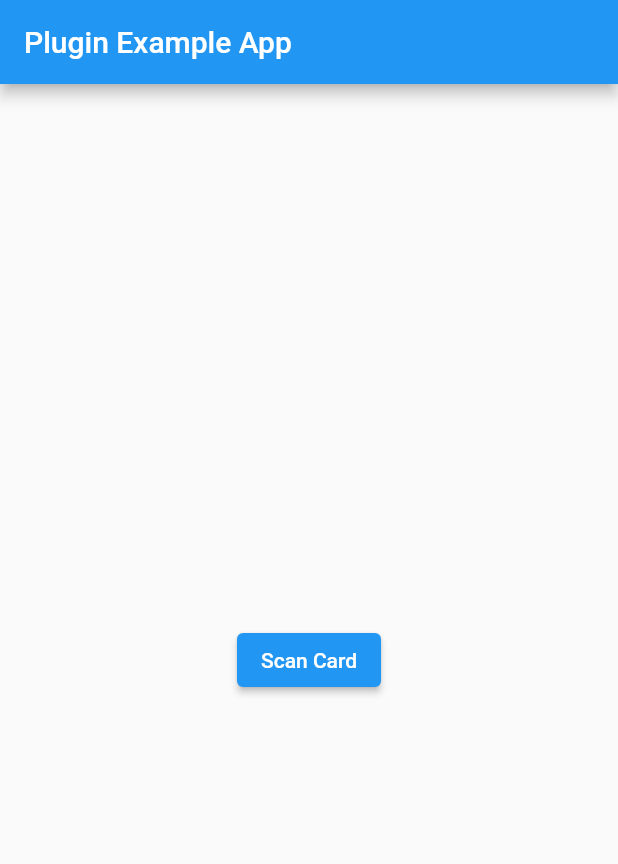
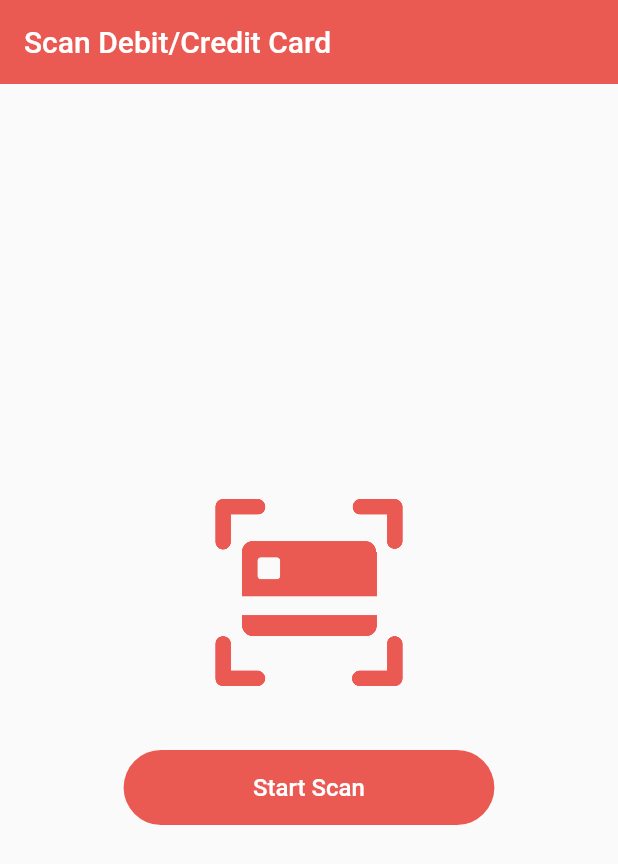
Before and after one commit to vvvirani/flutter_dyscan, a Flutter app: the screen it shows after launch, on a phone screen of 412 x 824 dp. Shown: the top 864 px of the screen. Run offline on Flutter 3.47's test engine with Material 2 defaults, Android fonts, the phone set to English and light mode, and no system bars; our stand-ins replace plugin_platform_interface.

Commit message:
modify dyscan_example code

```diff
--- /dev/null
+++ b/dyscan_example/lib/constants/app_colors.dart
@@ -0,0 +1,7 @@
+import 'package:flutter/material.dart';
+
+class AppColors {
+  const AppColors._();
+
+  static const Color primaryColor = Color(0xffeb5953);
+}
--- /dev/null
+++ b/dyscan_example/lib/constants/constants.dart
@@ -0,0 +1,8 @@
+class Constants {
+  const Constants._();
+
+  // TODO  Enter your DyScan apikey
+  static String dyScanApiKey = 'ss';
+
+  static String creditCardPaymentIcon = 'assets/credit-card-payment.png';
+}
--- a/dyscan_example/lib/main.dart
+++ b/dyscan_example/lib/main.dart
@@ -1,70 +1,32 @@
+import 'package:dyscan_example/constants/app_colors.dart';
+import 'package:dyscan_example/views/card_scan_page.dart';
 import 'package:flutter/material.dart';
-
-import 'package:flutter_dyscan/flutter_dyscan.dart';
+import 'package:flutter/services.dart';
 
 void main() {
   runApp(const MyApp());
 }
 
 class MyApp extends StatelessWidget {
-  const MyApp({super.key});
+  const MyApp({Key? key}) : super(key: key);
 
   @override
   Widget build(BuildContext context) {
-    return const MaterialApp(home: CardScanScreen());
-  }
-}
-
-class CardScanScreen extends StatefulWidget {
-  const CardScanScreen({super.key});
-
-  @override
-  State<CardScanScreen> createState() => _CardScanScreenState();
-}
-
-class _CardScanScreenState extends State<CardScanScreen> {
-  final FlutterDyScan _dyScan = FlutterDyScan.instance;
-
-  @override
-  void initState() {
-    super.initState();
-    _dyScan.init(''); // TODO Enter your DyScan apikey
-  }
-
-  void _showSnackBar(String message) {
-    SnackBar snackBar = SnackBar(content: Text(message));
-    ScaffoldMessenger.of(context).showSnackBar(snackBar);
-  }
-
-  @override
-  Widget build(BuildContext context) {
-    return Scaffold(
-      appBar: AppBar(title: const Text('Plugin Example App')),
-      body: Center(
-        child: ElevatedButton(
-          onPressed: () async {
-            try {
-              CardScanResult result = await _dyScan.startCardScan(
-                uiSettings: const DyScanUiSettings(
-                  showDynetiLogo: false,
-                  showRotateButton: true,
-                  androidUiSettings: AndroidUiSettings(
-                    showCardOverlay: true,
-                    showResultOverlay: true,
-                  ),
-                ),
-              );
-
-              _showSnackBar(result.toMap().toString());
-            } on DyScanNotInitialzedException catch (e) {
-              _showSnackBar(e.message);
-            } on CardScanResultException catch (e) {
-              _showSnackBar(e.message);
-            }
-          },
-          child: const Text('Scan Card'),
+    return MaterialApp(
+      debugShowCheckedModeBanner: false,
+      title: 'DyScan Example',
+      theme: ThemeData(
+        primaryColor: AppColors.primaryColor,
+        appBarTheme: const AppBarTheme(
+          elevation: 0,
+          backgroundColor: AppColors.primaryColor,
+          systemOverlayStyle: SystemUiOverlayStyle.light,
+        ),
+        colorScheme: ColorScheme.fromSwatch().copyWith(
+          secondary: AppColors.primaryColor,
         ),
       ),
+      home: const CardScanScreen(),
     );
   }
 }
--- /dev/null
+++ b/dyscan_example/lib/views/card_scan_page.dart
@@ -0,0 +1,111 @@
+import 'package:dyscan_example/constants/constants.dart';
+import 'package:flutter/material.dart';
+import 'package:flutter_dyscan/flutter_dyscan.dart';
+
+class CardScanScreen extends StatefulWidget {
+  const CardScanScreen({super.key});
+
+  @override
+  State<CardScanScreen> createState() => _CardScanScreenState();
+}
+
+class _CardScanScreenState extends State<CardScanScreen> {
+  final FlutterDyScan _dyScan = FlutterDyScan.instance;
+
+  CardScanResult? _scanResult;
+
+  @override
+  void initState() {
+    super.initState();
+    _initDyScan();
+  }
+
+  Future<void> _initDyScan() async {
+    try {
+      await _dyScan.init(Constants.dyScanApiKey);
+    } on DyScanNotInitialzedException catch (e) {
+      _showSnackBar(e.message);
+    }
+  }
+
+  Future<void> _startCardScan() async {
+    try {
+      CardScanResult result = await _dyScan.startCardScan(
+        uiSettings: const DyScanUiSettings(
+          showDynetiLogo: true,
+          showRotateButton: false,
+          iOSUiSettings: IOSUiSettings(
+            modalPresentationStyle: ModalPresentationStyle.pageSheet,
+            defaultCardNumberText: '1234 1234 1234 1234',
+            defaultExpirationDate: 'MM / YY',
+          ),
+        ),
+      );
+
+      setState(() {
+        _scanResult = result;
+      });
+    } on CardScanResultException catch (e) {
+      _showSnackBar(e.message);
+    }
+  }
+
+  void _showSnackBar(String message) {
+    SnackBar snackBar = SnackBar(content: Text(message));
+    ScaffoldMessenger.of(context).showSnackBar(snackBar);
+  }
+
+  @override
+  Widget build(BuildContext context) {
+    return Scaffold(
+      appBar: AppBar(title: const Text('Scan Debit/Credit Card')),
+      body: Padding(
+        padding: const EdgeInsets.symmetric(horizontal: 20, vertical: 10),
+        child: Center(
+          child: Column(
+            mainAxisSize: MainAxisSize.min,
+            children: [
+              Image.asset(
+                Constants.creditCardPaymentIcon,
+                height: 130,
+                width: 130,
+                filterQuality: FilterQuality.high,
+              ),
+              const SizedBox(height: 40),
+              MaterialButton(
+                height: 50,
+                minWidth: MediaQuery.of(context).size.width * 0.6,
+                onPressed: _startCardScan,
+                elevation: 0,
+                focusElevation: 0,
+                highlightElevation: 0,
+                color: Theme.of(context).primaryColor,
+                splashColor: Colors.white.withOpacity(0.01),
+                highlightColor: Colors.white.withOpacity(0.01),
+                shape: const StadiumBorder(),
+                textColor: Colors.white,
+                child: const Text(
+                  'Start Scan',
+                  style: TextStyle(fontSize: 16),
+                ),
+              ),
+              if (_scanResult != null) ...[
+                const SizedBox(height: 30),
+                Card(
+                  child: Column(
+                    children: _scanResult!.toMap().entries.map((e) {
+                      return ListTile(
+                        title: Text(e.key),
+                        trailing: Text(e.value.toString()),
+                      );
+                    }).toList(),
+                  ),
+                ),
+              ],
+            ],
+          ),
+        ),
+      ),
+    );
+  }
+}
--- a/dyscan_example/pubspec.yaml
+++ b/dyscan_example/pubspec.yaml
@@ -61,9 +61,8 @@ flutter:
   uses-material-design: true
 
   # To add assets to your application, add an assets section, like this:
-  # assets:
-  #   - images/a_dot_burr.jpeg
-  #   - images/a_dot_ham.jpeg
+  assets:
+    - assets/
 
   # An image asset can refer to one or more resolution-specific "variants", see
   # https://flutter.dev/assets-and-images/#resolution-aware
--- a/lib/flutter_dyscan_platform_interface.dart
+++ b/lib/flutter_dyscan_platform_interface.dart
@@ -24,7 +24,7 @@ abstract class FlutterDyScanPlatform extends PlatformInterface {
     _instance = instance;
   }
 
-  Future<bool> init(String apiKey);
+  Future<void> init(String apiKey);
 
   Future<CardScanResult> startCardScan({DyScanUiSettings? uiSettings});
 }
```
Also changed, not shown: lib/flutter_dyscan.dart (+3 -11 lines), lib/flutter_dyscan_method_channel.dart (+9 -6 lines), dyscan_example/assets/credit-card-payment.png (added), 2 other files.
